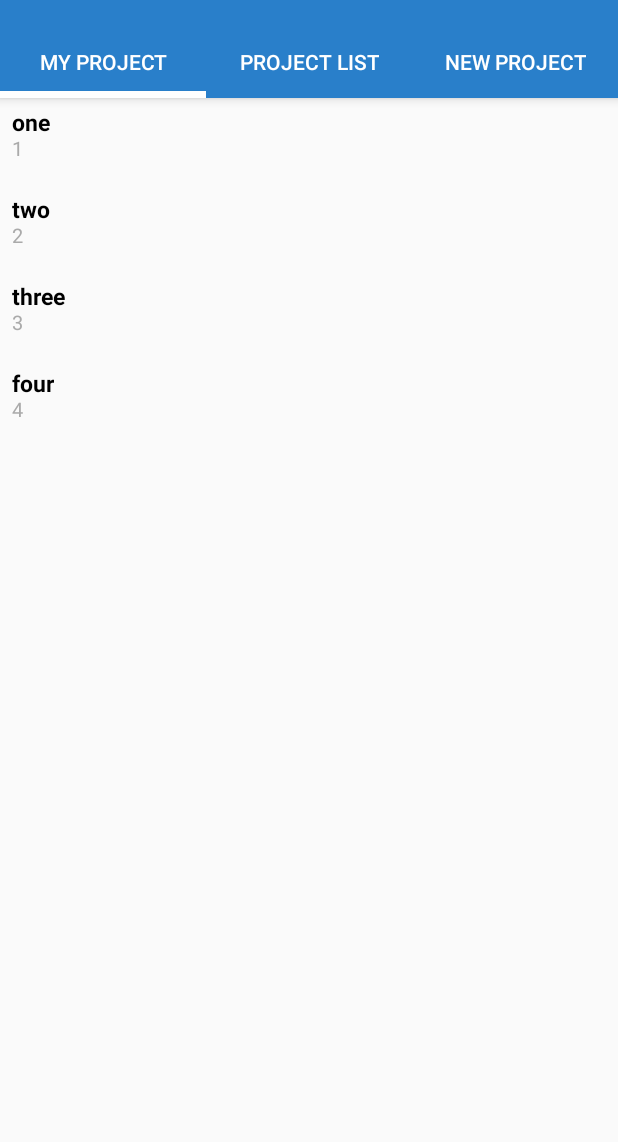
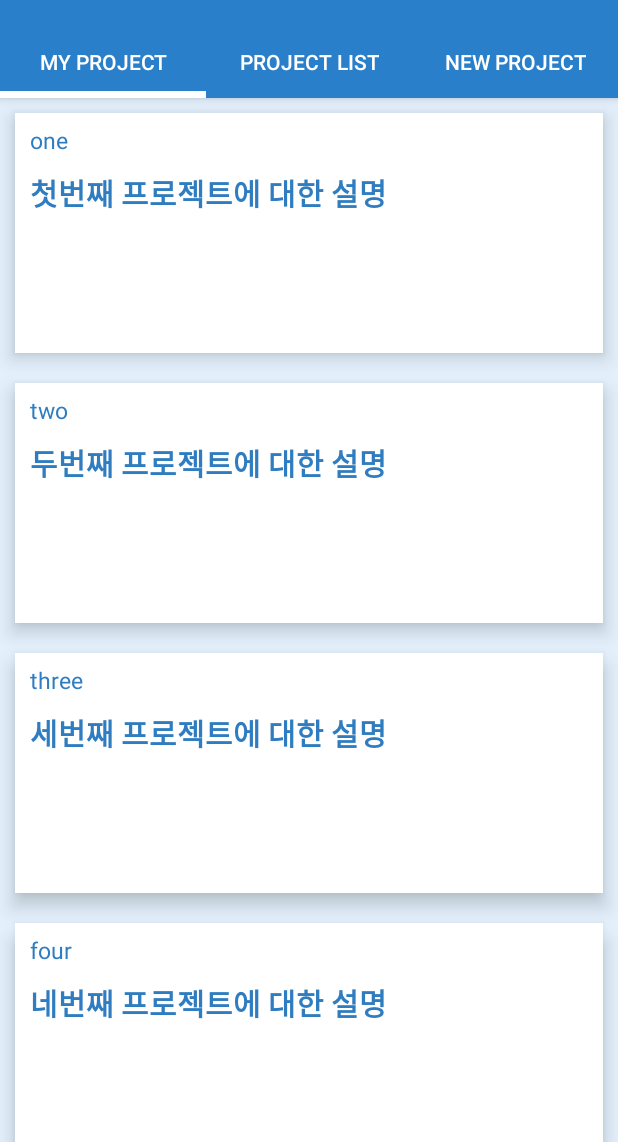
Before and after one commit to JHoon0214/CodE_Android, an Android app: the fragment FragmentProjectList placed in its activity, on a phone screen of 412 x 824 dp, the part 94-1236 px from its top. Run offline under Robolectric (Android 15) with nearby library versions, the phone set to English and light mode, and no system bars.

Commit message:
edit(design)

```diff
--- a/app/src/main/java/com/example/mainactivity/FragmentProjectList.java
+++ b/app/src/main/java/com/example/mainactivity/FragmentProjectList.java
@@ -45,10 +45,10 @@ public class FragmentProjectList extends Fragment {
     private void getData() {
         // 임의의 데이터입니다.
         List<Data> listTitle = Arrays.asList(
-                new Data("one", "1"),
-                new Data("two", "2"),
-                new Data("three", "3"),
-                new Data("four", "4"));
+                new Data("one", "첫번째 프로젝트에 대한 설명"),
+                new Data("two", "두번째 프로젝트에 대한 설명"),
+                new Data("three", "세번째 프로젝트에 대한 설명"),
+                new Data("four", "네번째 프로젝트에 대한 설명"));
 
         for (int i = 0; i < listTitle.size(); i++) {
             // 각 값이 들어간 data를 adapter에 추가합니다.
--- a/app/src/main/res/layout/activity_fragment_project_list.xml
+++ b/app/src/main/res/layout/activity_fragment_project_list.xml
@@ -8,5 +8,6 @@
     <androidx.recyclerview.widget.RecyclerView
         android:id="@+id/recyclerView"
         android:layout_width="match_parent"
-        android:layout_height="match_parent" />
+        android:layout_height="match_parent"
+        android:background="#E4F1FD"/>
 </LinearLayout>
--- a/app/src/main/res/layout/item.xml
+++ b/app/src/main/res/layout/item.xml
@@ -2,27 +2,30 @@
 <LinearLayout xmlns:android="http://schemas.android.com/apk/res/android"
     android:orientation="vertical"
     android:layout_width="match_parent"
-    android:layout_height="wrap_content"
-    android:padding="8dp"
-    android:gravity="center_vertical"
-    android:layout_marginBottom="8dp">
+    android:layout_height="160dp"
+    android:layout_margin="10dp"
+    android:elevation="3dp"
+    android:translationZ="5dp"
+    android:background="@color/white">
 
     <TextView
         android:id="@+id/title"
         android:layout_width="wrap_content"
         android:layout_height="wrap_content"
+        android:layout_margin="10dp"
         android:includeFontPadding="false"
         android:text="TITLE"
         android:textSize="15sp"
-        android:textColor="@android:color/black"
-        android:textStyle="bold"/>
+        android:textColor="#2F7DC0" />
 
     <TextView
         android:id="@+id/category"
         android:layout_width="wrap_content"
         android:layout_height="wrap_content"
+        android:layout_marginLeft="10dp"
         android:includeFontPadding="false"
         android:text="content"
-        android:textSize="13sp"
-        android:textColor="@android:color/darker_gray"/>
+        android:textSize="20sp"
+        android:textColor="#2F7DC0"
+        android:textStyle="bold"/>
 </LinearLayout>
```
